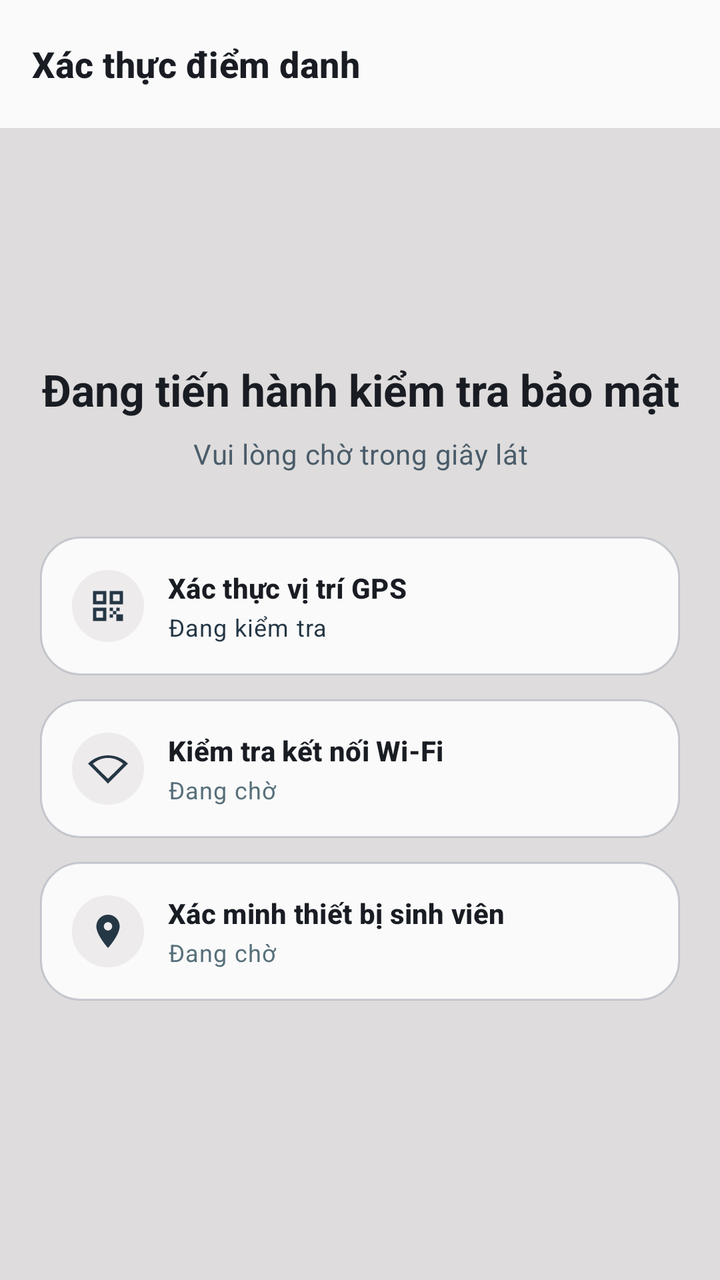
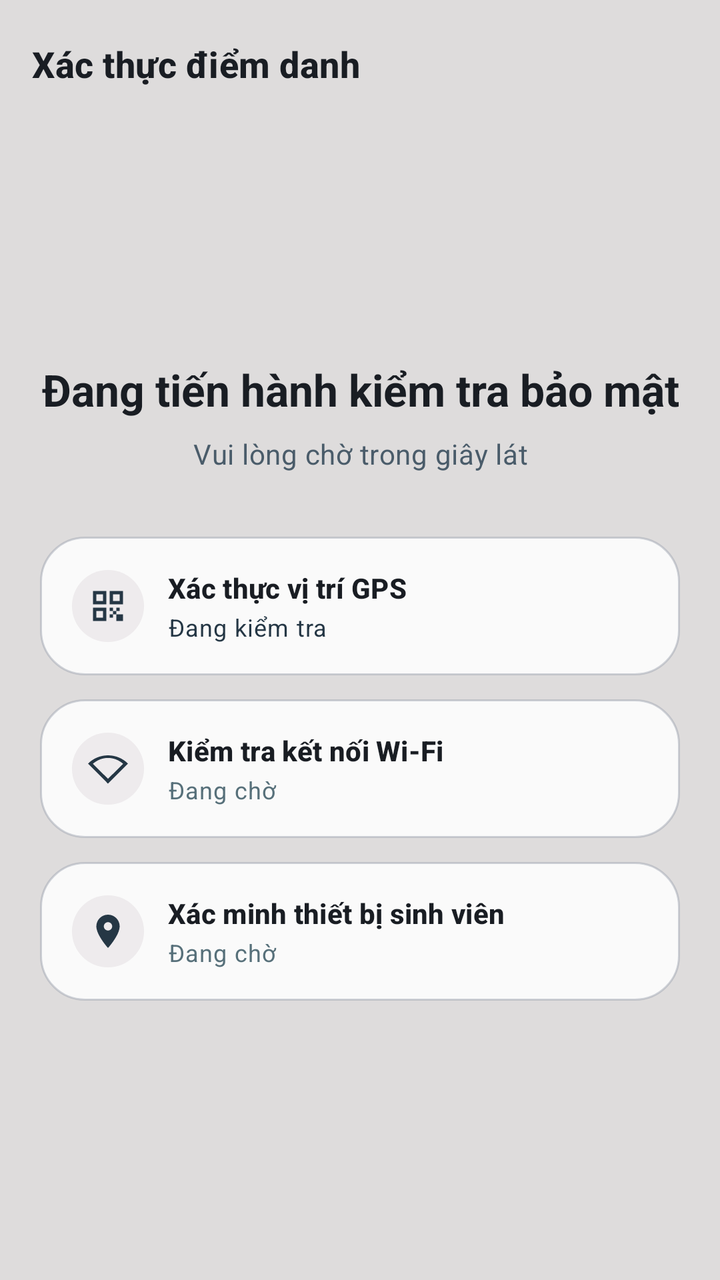

Two renders of the same Android screen: before a commit and after it. Below are the layout's source before the change and the commit's diff.
<!-- AndroidManifest.xml: application theme Theme.UniClassApp -->
<!-- res/layout/fragment_student_scan_verifying.xml -->
<?xml version="1.0" encoding="utf-8"?>
<LinearLayout xmlns:android="http://schemas.android.com/apk/res/android"
    xmlns:app="http://schemas.android.com/apk/res-auto"
    xmlns:tools="http://schemas.android.com/tools"
    android:layout_width="match_parent"
    android:layout_height="match_parent"
    android:background="@color/color_background"
    android:orientation="vertical">

    
    <LinearLayout
        android:id="@+id/layoutTopBar"
        android:layout_width="match_parent"
        android:layout_height="@dimen/top_app_bar_height"
        android:background="@color/color_surface"
        android:gravity="center_vertical"
        android:orientation="horizontal"
        android:paddingHorizontal="@dimen/space_16">

        <TextView
            android:id="@+id/tvTopTitle"
            style="@style/TextAppearance.EduLens.Title"
            android:layout_width="match_parent"
            android:layout_height="wrap_content"
            android:text="@string/verifying_title" />
    </LinearLayout>

    <ScrollView
        android:layout_width="match_parent"
        android:layout_height="0dp"
        android:layout_weight="1"
        android:fillViewport="true">

        <LinearLayout
            android:layout_width="match_parent"
            android:layout_height="wrap_content"
            android:gravity="center_horizontal"
            android:orientation="vertical"
            android:paddingHorizontal="@dimen/space_20"
            android:paddingTop="@dimen/space_32"
            android:paddingBottom="@dimen/space_24">

            
            <ProgressBar
                android:id="@+id/pbVerifying"
                android:layout_width="64dp"
                android:layout_height="64dp"
                android:indeterminateTint="@color/color_primary" />

            <TextView
                android:id="@+id/tvHeroTitle"
                style="@style/TextAppearance.EduLens.Headline"
                android:layout_width="wrap_content"
                android:layout_height="wrap_content"
                android:layout_marginTop="@dimen/space_20"
                android:gravity="center"
                android:text="@string/verifying_headline"
                android:textColor="@color/text_primary" />

            <TextView
                android:id="@+id/tvHeroSubtitle"
                style="@style/TextAppearance.EduLens.Body"
                android:layout_width="wrap_content"
                android:layout_height="wrap_content"
                android:layout_marginTop="@dimen/space_8"
                android:gravity="center"
                android:text="@string/verifying_subtitle"
                android:textColor="@color/text_secondary" />

            
            <LinearLayout
                android:layout_width="match_parent"
                android:layout_height="wrap_content"
                android:layout_marginTop="@dimen/space_32"
                android:orientation="vertical">

                
                <LinearLayout
                    android:id="@+id/cardStep1"
                    android:layout_width="match_parent"
                    android:layout_height="wrap_content"
                    android:layout_marginBottom="@dimen/space_12"
                    android:background="@drawable/bg_surface_card"
                    android:gravity="center_vertical"
                    android:orientation="horizontal"
                    android:padding="@dimen/space_16">

                    <FrameLayout
                        android:layout_width="36dp"
                        android:layout_height="36dp"
                        android:layout_marginEnd="@dimen/space_12"
                        android:background="@drawable/bg_circle_aura">

                        <ImageView
                            android:layout_width="20dp"
                            android:layout_height="20dp"
                            android:layout_gravity="center"
                            android:contentDescription="@null"
                            android:src="@drawable/ic_qr_code"
                            app:tint="@color/color_primary" />
                    </FrameLayout>

                    <LinearLayout
                        android:layout_width="0dp"
                        android:layout_height="wrap_content"
                        android:layout_weight="1"
                        android:orientation="vertical">

                        <TextView
                            style="@style/TextAppearance.EduLens.Subtitle"
                            android:layout_width="wrap_content"
                            android:layout_height="wrap_content"
                            android:text="@string/verifying_step_1_title"
                            android:textColor="@color/text_primary"
                            android:textSize="14sp" />

                        <TextView
                            android:id="@+id/tvStep1State"
                            style="@style/TextAppearance.EduLens.Caption"
                            android:layout_width="wrap_content"
                            android:layout_height="wrap_content"
                            android:layout_marginTop="@dimen/space_2"
                            android:text="@string/verifying_state_checking"
                            android:textColor="@color/color_primary" />
                    </LinearLayout>

                    <ImageView
                        android:id="@+id/ivStep1Status"
                        android:layout_width="24dp"
                        android:layout_height="24dp"
                        android:contentDescription="@null"
                        android:src="@drawable/ic_check_circle"
                        android:visibility="gone" />
                </LinearLayout>

                
                <LinearLayout
                    android:id="@+id/cardStep2"
                    android:layout_width="match_parent"
                    android:layout_height="wrap_content"
                    android:layout_marginBottom="@dimen/space_12"
                    android:background="@drawable/bg_surface_card"
                    android:gravity="center_vertical"
                    android:orientation="horizontal"
                    android:padding="@dimen/space_16">

                    <FrameLayout
                        android:layout_width="36dp"
                        android:layout_height="36dp"
                        android:layout_marginEnd="@dimen/space_12"
                        android:background="@drawable/bg_circle_aura">

                        <ImageView
                            android:layout_width="20dp"
                            android:layout_height="20dp"
                            android:layout_gravity="center"
                            android:contentDescription="@null"
                            android:src="@drawable/ic_wifi"
                            app:tint="@color/color_primary" />
                    </FrameLayout>

                    <LinearLayout
                        android:layout_width="0dp"
                        android:layout_height="wrap_content"
                        android:layout_weight="1"
                        android:orientation="vertical">

                        <TextView
                            style="@style/TextAppearance.EduLens.Subtitle"
                            android:layout_width="wrap_content"
                            android:layout_height="wrap_content"
                            android:text="@string/verifying_step_2_title"
                            android:textColor="@color/text_primary"
                            android:textSize="14sp" />

                        <TextView
                            android:id="@+id/tvStep2State"
                            style="@style/TextAppearance.EduLens.Caption"
                            android:layout_width="wrap_content"
                            android:layout_height="wrap_content"
                            android:layout_marginTop="@dimen/space_2"
                            android:text="@string/verifying_state_waiting"
                            android:textColor="@color/text_muted" />
                    </LinearLayout>

                    <ImageView
                        android:id="@+id/ivStep2Status"
                        android:layout_width="24dp"
                        android:layout_height="24dp"
                        android:contentDescription="@null"
                        android:src="@drawable/ic_check_circle"
                        android:visibility="gone" />
                </LinearLayout>

                
                <LinearLayout
                    android:id="@+id/cardStep3"
                    android:layout_width="match_parent"
                    android:layout_height="wrap_content"
                    android:layout_marginBottom="@dimen/space_12"
                    android:background="@drawable/bg_surface_card"
                    android:gravity="center_vertical"
                    android:orientation="horizontal"
                    android:padding="@dimen/space_16">

                    <FrameLayout
                        android:layout_width="36dp"
                        android:layout_height="36dp"
                        android:layout_marginEnd="@dimen/space_12"
                        android:background="@drawable/bg_circle_aura">

                        <ImageView
                            android:layout_width="20dp"
                            android:layout_height="20dp"
                            android:layout_gravity="center"
                            android:contentDescription="@null"
                            android:src="@drawable/ic_gps"
                            app:tint="@color/color_primary" />
                    </FrameLayout>

                    <LinearLayout
                        android:layout_width="0dp"
                        android:layout_height="wrap_content"
                        android:layout_weight="1"
                        android:orientation="vertical">

                        <TextView
                            style="@style/TextAppearance.EduLens.Subtitle"
                            android:layout_width="wrap_content"
                            android:layout_height="wrap_content"
                            android:text="@string/verifying_step_3_title"
                            android:textColor="@color/text_primary"
                            android:textSize="14sp" />

                        <TextView
                            android:id="@+id/tvStep3State"
                            style="@style/TextAppearance.EduLens.Caption"
                            android:layout_width="wrap_content"
                            android:layout_height="wrap_content"
                            android:layout_marginTop="@dimen/space_2"
                            android:text="@string/verifying_state_waiting"
                            android:textColor="@color/text_muted" />
                    </LinearLayout>

                    <ImageView
                        android:id="@+id/ivStep3Status"
                        android:layout_width="24dp"
                        android:layout_height="24dp"
                        android:contentDescription="@null"
                        android:src="@drawable/ic_check_circle"
                        android:visibility="gone" />
                </LinearLayout>

            </LinearLayout>

        </LinearLayout>
    </ScrollView>

</LinearLayout>
<!-- resources referenced by this layout -->
<resources>
  <color name="color_background">@color/uc_bg_canvas</color>
  <color name="color_primary">#253745</color>
  <color name="color_surface">@color/uc_surface_card</color>
  <color name="text_muted">@color/uc_text_muted</color>
  <color name="text_primary">@color/uc_text_primary</color>
  <color name="text_secondary">@color/uc_text_secondary</color>
  <dimen name="space_12">12dp</dimen>
  <dimen name="space_16">16dp</dimen>
  <dimen name="space_2">2dp</dimen>
  <dimen name="space_20">20dp</dimen>
  <dimen name="space_24">24dp</dimen>
  <dimen name="space_32">32dp</dimen>
  <dimen name="space_8">8dp</dimen>
  <dimen name="top_app_bar_height">64dp</dimen>
  <!-- drawable bg_circle_aura (drawable) -->
  <?xml version="1.0" encoding="utf-8"?>
  <shape xmlns:android="http://schemas.android.com/apk/res/android"
      android:shape="oval">
      <solid android:color="@color/color_primary_container" />
  </shape>
  <!-- drawable bg_surface_card (drawable) -->
  <?xml version="1.0" encoding="utf-8"?>
  <shape xmlns:android="http://schemas.android.com/apk/res/android"
      android:shape="rectangle">
      <solid android:color="@color/uc_surface_card" />
      <stroke
          android:width="1dp"
          android:color="@color/uc_border_card" />
      <corners android:radius="20dp" />
  </shape>
  <string name="verifying_headline">Đang tiến hành kiểm tra bảo mật</string>
  <string name="verifying_state_checking">Đang kiểm tra</string>
  <string name="verifying_state_waiting">Đang chờ</string>
  <string name="verifying_step_1_title">Xác thực vị trí GPS</string>
  <string name="verifying_step_2_title">Kiểm tra kết nối Wi-Fi</string>
  <string name="verifying_step_3_title">Xác minh thiết bị sinh viên</string>
  <string name="verifying_subtitle">Vui lòng chờ trong giây lát</string>
  <string name="verifying_title">Xác thực điểm danh</string>
  <style name="TextAppearance.EduLens.Body" parent="TextAppearance.Material3.BodyMedium">
          <item name="android:textSize">14sp</item>
          <item name="android:textStyle">normal</item>
          <item name="android:textColor">@color/text_secondary</item>
      </style>
  <style name="TextAppearance.EduLens.Caption" parent="TextAppearance.Material3.BodySmall">
          <item name="android:textSize">12sp</item>
          <item name="android:textStyle">normal</item>
          <item name="android:textColor">@color/text_secondary</item>
      </style>
  <style name="TextAppearance.EduLens.Headline" parent="TextAppearance.Material3.HeadlineSmall">
          <item name="android:textSize">22sp</item>
          <item name="android:textStyle">bold</item>
          <item name="android:textColor">@color/text_primary</item>
      </style>
  <style name="TextAppearance.EduLens.Subtitle" parent="TextAppearance.Material3.TitleSmall">
          <item name="android:textSize">15sp</item>
          <item name="android:textStyle">bold</item>
          <item name="android:textColor">@color/text_primary</item>
      </style>
  <style name="TextAppearance.EduLens.Title" parent="TextAppearance.Material3.TitleMedium">
          <item name="android:textSize">18sp</item>
          <item name="android:textStyle">bold</item>
          <item name="android:textColor">@color/text_primary</item>
      </style>
  <style name="Theme.UniClassApp" parent="Base.Theme.UniClassApp" />
  <color name="uc_bg_canvas">#DEDCDC</color>
  <color name="uc_surface_card">#D9FFFFFF</color>
  <color name="uc_text_muted">#57707A</color>
  <color name="uc_text_primary">#191D23</color>
  <color name="uc_text_secondary">#4A5C6A</color>
  <color name="color_primary_container">#40C5BAC4</color>
  <color name="uc_border_card">#73989DAA</color>
  <color name="p2_teal">#57707A</color>
  <color name="p2_lavender">#C5BAC4</color>
  <color name="color_error">#DC2626</color>
  <!-- unchanged entries left out for length: 5 -->
</resources>

<!-- the commit's change to res/layout/fragment_student_scan_verifying.xml (unified diff, before → after) -->
@@ -4,7 +4,7 @@
     xmlns:tools="http://schemas.android.com/tools"
     android:layout_width="match_parent"
     android:layout_height="match_parent"
-    android:background="@color/color_background"
+    android:background="@color/uc_bg_canvas"
     android:orientation="vertical">
 
     
@@ -12,7 +12,7 @@
         android:id="@+id/layoutTopBar"
         android:layout_width="match_parent"
         android:layout_height="@dimen/top_app_bar_height"
-        android:background="@color/color_surface"
+        android:background="@color/uc_bg_top_bar"
         android:gravity="center_vertical"
         android:orientation="horizontal"
         android:paddingHorizontal="@dimen/space_16">
@@ -22,7 +22,8 @@
             style="@style/TextAppearance.EduLens.Title"
             android:layout_width="match_parent"
             android:layout_height="wrap_content"
-            android:text="@string/verifying_title" />
+            android:text="@string/verifying_title"
+            android:textColor="@color/uc_text_primary" />
     </LinearLayout>
 
     <ScrollView
@@ -55,7 +56,7 @@
                 android:layout_marginTop="@dimen/space_20"
                 android:gravity="center"
                 android:text="@string/verifying_headline"
-                android:textColor="@color/text_primary" />
+                android:textColor="@color/uc_text_primary" />
 
             <TextView
                 android:id="@+id/tvHeroSubtitle"
@@ -65,7 +66,7 @@
                 android:layout_marginTop="@dimen/space_8"
                 android:gravity="center"
                 android:text="@string/verifying_subtitle"
-                android:textColor="@color/text_secondary" />
+                android:textColor="@color/uc_text_secondary" />
 
             
             <LinearLayout
@@ -80,7 +81,7 @@
                     android:layout_width="match_parent"
                     android:layout_height="wrap_content"
                     android:layout_marginBottom="@dimen/space_12"
-                    android:background="@drawable/bg_surface_card"
+                    android:background="@drawable/bg_unified_surface_card"
                     android:gravity="center_vertical"
                     android:orientation="horizontal"
                     android:padding="@dimen/space_16">
@@ -111,7 +112,7 @@
                             android:layout_width="wrap_content"
                             android:layout_height="wrap_content"
                             android:text="@string/verifying_step_1_title"
-                            android:textColor="@color/text_primary"
+                            android:textColor="@color/uc_text_primary"
                             android:textSize="14sp" />
 
                         <TextView
@@ -139,7 +140,7 @@
                     android:layout_width="match_parent"
                     android:layout_height="wrap_content"
                     android:layout_marginBottom="@dimen/space_12"
-                    android:background="@drawable/bg_surface_card"
+                    android:background="@drawable/bg_unified_surface_card"
                     android:gravity="center_vertical"
                     android:orientation="horizontal"
                     android:padding="@dimen/space_16">
@@ -170,7 +171,7 @@
                             android:layout_width="wrap_content"
                             android:layout_height="wrap_content"
                             android:text="@string/verifying_step_2_title"
-                            android:textColor="@color/text_primary"
+                            android:textColor="@color/uc_text_primary"
                             android:textSize="14sp" />
 
                         <TextView
@@ -180,7 +181,7 @@
                             android:layout_height="wrap_content"
                             android:layout_marginTop="@dimen/space_2"
                             android:text="@string/verifying_state_waiting"
-                            android:textColor="@color/text_muted" />
+                            android:textColor="@color/uc_text_muted" />
                     </LinearLayout>
 
                     <ImageView
@@ -198,7 +199,7 @@
                     android:layout_width="match_parent"
                     android:layout_height="wrap_content"
                     android:layout_marginBottom="@dimen/space_12"
-                    android:background="@drawable/bg_surface_card"
+                    android:background="@drawable/bg_unified_surface_card"
                     android:gravity="center_vertical"
                     android:orientation="horizontal"
                     android:padding="@dimen/space_16">
@@ -229,7 +230,7 @@
                             android:layout_width="wrap_content"
                             android:layout_height="wrap_content"
                             android:text="@string/verifying_step_3_title"
-                            android:textColor="@color/text_primary"
+                            android:textColor="@color/uc_text_primary"
                             android:textSize="14sp" />
 
                         <TextView
@@ -239,7 +240,7 @@
                             android:layout_height="wrap_content"
                             android:layout_marginTop="@dimen/space_2"
                             android:text="@string/verifying_state_waiting"
-                            android:textColor="@color/text_muted" />
+                            android:textColor="@color/uc_text_muted" />
                     </LinearLayout>
 
                     <ImageView
<!-- resource entries referenced after the edit -->
@@ -1,9 +1,6 @@
 <!-- resources referenced by this layout -->
 <resources>
-  <color name="color_background">@color/uc_bg_canvas</color>
   <color name="color_primary">#253745</color>
-  <color name="color_surface">@color/uc_surface_card</color>
-  <color name="text_muted">@color/uc_text_muted</color>
   <color name="text_primary">@color/uc_text_primary</color>
   <color name="text_secondary">@color/uc_text_secondary</color>
   <dimen name="space_12">12dp</dimen>
@@ -20,15 +17,15 @@
       android:shape="oval">
       <solid android:color="@color/color_primary_container" />
   </shape>
-  <!-- drawable bg_surface_card (drawable) -->
+  <!-- drawable bg_unified_surface_card (drawable) -->
   <?xml version="1.0" encoding="utf-8"?>
   <shape xmlns:android="http://schemas.android.com/apk/res/android"
       android:shape="rectangle">
+      <corners android:radius="22dp" />
       <solid android:color="@color/uc_surface_card" />
       <stroke
           android:width="1dp"
           android:color="@color/uc_border_card" />
-      <corners android:radius="20dp" />
   </shape>
   <string name="verifying_headline">Đang tiến hành kiểm tra bảo mật</string>
   <string name="verifying_state_checking">Đang kiểm tra</string>
@@ -65,6 +62,7 @@
       </style>
   <style name="Theme.UniClassApp" parent="Base.Theme.UniClassApp" />
   <color name="uc_bg_canvas">#DEDCDC</color>
+  <color name="uc_bg_top_bar">@color/uc_bg_canvas</color>
   <color name="uc_surface_card">#D9FFFFFF</color>
   <color name="uc_text_muted">#57707A</color>
   <color name="uc_text_primary">#191D23</color>
